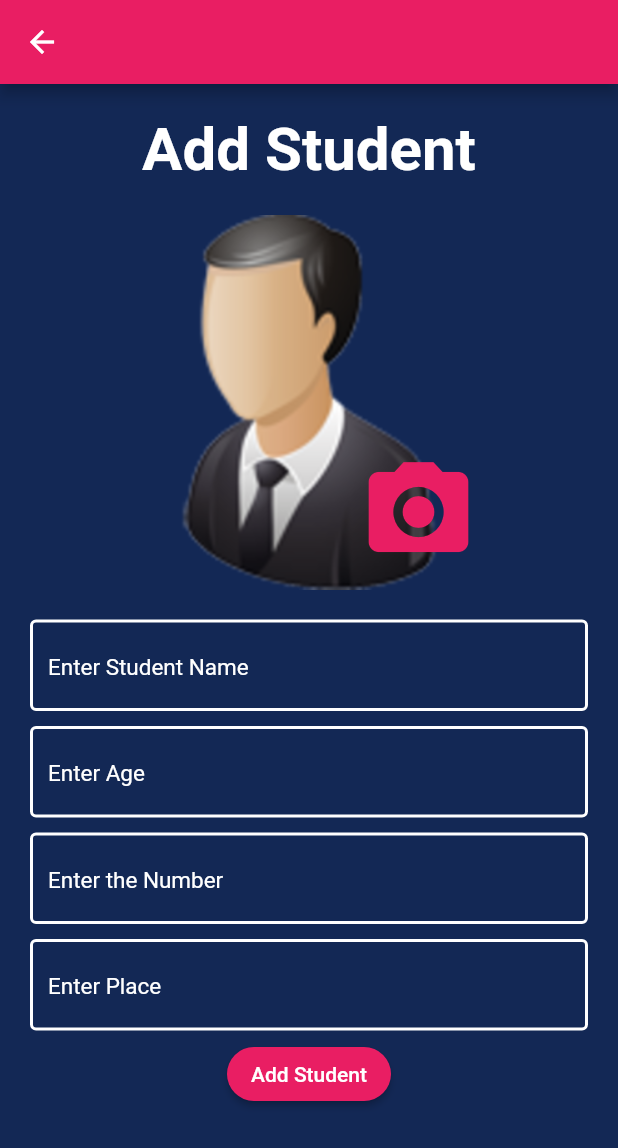
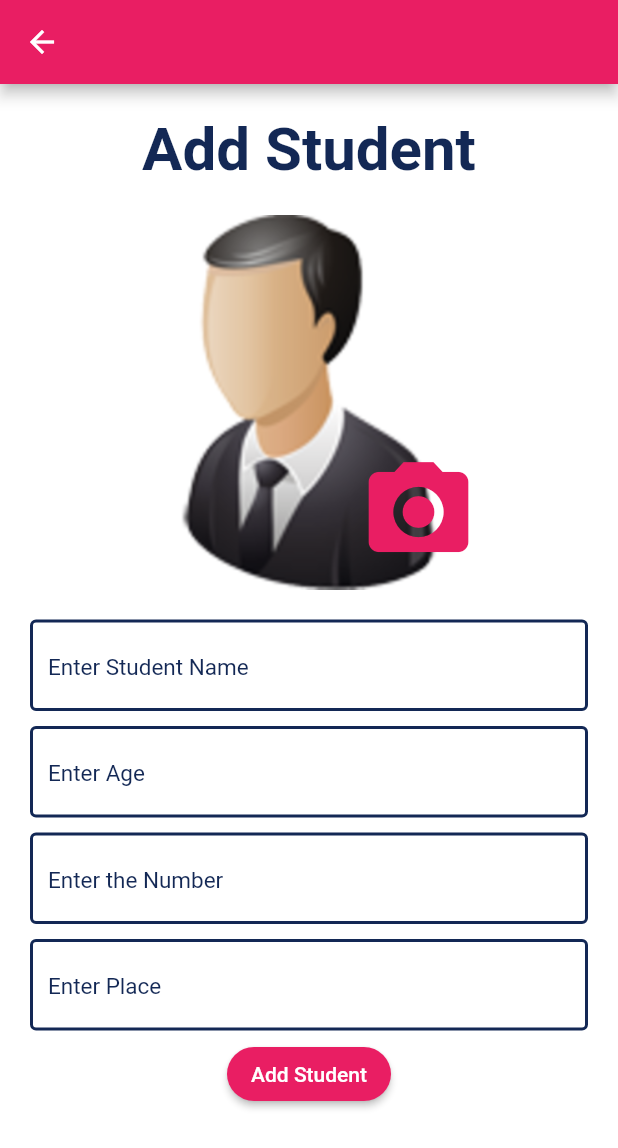
Before and after one commit to pranavpv773/studentManagementUsingProvider, a Flutter app: the StudentEditScreen screen opened directly with empty values, after a tap on "Update", after a tap on the "add" icon, on a phone screen of 412 x 824 dp. Shown: the top 1148 px of the screen. Run offline on Flutter 3.47's test engine with Material 2 defaults, Android fonts, the light colour scheme and no system bars; our stand-ins replace hive, hive_flutter, image_picker; accounts and stored records are empty; network calls fail.

Commit message:
some edit in addScreen and editScreen

```diff
--- a/lib/core/colors.dart
+++ b/lib/core/colors.dart
@@ -7,7 +7,7 @@ String kBackgroundImage =
 String teacherImage = 'https://pngimg.com/uploads/teacher/teacher_PNG13.png';
 
 //Colors
-Color klightWhite = const Color.fromARGB(255, 255, 255, 255);
-Color kWhite = Colors.white;
+Color klightWhite = const Color.fromARGB(255, 19, 40, 85);
+Color kWhite = const Color.fromARGB(255, 19, 40, 85);
 Color kPink = Colors.pink;
-Color kBackground = const Color.fromARGB(255, 19, 40, 85);
+Color kBackground = Colors.white;
--- a/lib/domain/database/db_functions.dart
+++ b/lib/domain/database/db_functions.dart
@@ -1,11 +1,6 @@
-import 'dart:convert';
 import 'dart:io';
-import 'dart:typed_data';
-
 import 'package:flutter/widgets.dart';
 import 'package:hive/hive.dart';
-import 'package:image_picker/image_picker.dart';
-
 import '../model/data_model.dart';
 
 class StudentDbFunctions with ChangeNotifier {
--- a/lib/main.dart
+++ b/lib/main.dart
@@ -39,7 +39,7 @@ class StudentManagement extends StatelessWidget {
         theme: ThemeData(
           primarySwatch: Colors.pink,
         ),
-        home: const StudentHomeScreen(),
+        home: LoginScreen(),
       ),
     );
   }
--- a/lib/presentation/screens/add_screen.dart
+++ b/lib/presentation/screens/add_screen.dart
@@ -202,7 +202,9 @@ class StudentAddScreen extends StatelessWidget {
                               backgroundColor: kPink,
                               content: Text(
                                 'Student Added Successfully....',
-                                style: TextStyle(color: kWhite),
+                                style: TextStyle(
+                                  color: kWhite,
+                                ),
                               ),
                             ),
                           );
--- a/lib/presentation/screens/edit_screen.dart
+++ b/lib/presentation/screens/edit_screen.dart
@@ -57,7 +57,7 @@ class StudentEditScreen extends StatelessWidget {
                 ),
                 CircleAvatar(
                   radius: 40,
-                  child: imageprofile(context),
+                  child: imageprofile(context, studentmodel.imgstri),
                 ),
                 const SizedBox(
                   height: 40,
@@ -258,7 +258,7 @@ class StudentEditScreen extends StatelessWidget {
     );
   }
 
-  Widget imageprofile(BuildContext context) {
+  Widget imageprofile(BuildContext context, String imgstri) {
     return Stack(
       children: [
         CircleAvatar(
--- a/lib/presentation/screens/home_screen.dart
+++ b/lib/presentation/screens/home_screen.dart
@@ -19,6 +19,7 @@ class StudentHomeScreen extends StatelessWidget {
     return SafeArea(
       child: Scaffold(
         appBar: AppBar(
+          automaticallyImplyLeading: false,
           centerTitle: true,
           title: const Text("Teacher's Record"),
           backgroundColor: kPink,
@@ -41,6 +42,13 @@ class StudentHomeScreen extends StatelessWidget {
           color: kBackground,
           child: Consumer<StudentDbFunctions>(
             builder: (context, value, child) {
+              if (value.studentlistNotifier.isEmpty) {
+                return const Center(
+                  child: Text(
+                    "No Data found",
+                  ),
+                );
+              }
               return ListView.separated(
                 itemBuilder: (ctx, index) {
                   return StudentHomeTile(
--- a/lib/presentation/screens/student_details_screen.dart
+++ b/lib/presentation/screens/student_details_screen.dart
@@ -41,7 +41,7 @@ class ScreenStudentDetails extends StatelessWidget {
                 ),
                 CircleAvatar(
                   radius: 50,
-                  child: StudentDbFunctions().imgstring.trim().isNotEmpty
+                  child: StudentDbFunctions().imgstring.trim().isEmpty
                       ? CircleAvatar(
                           radius: 100,
                           backgroundImage: MemoryImage(
```
